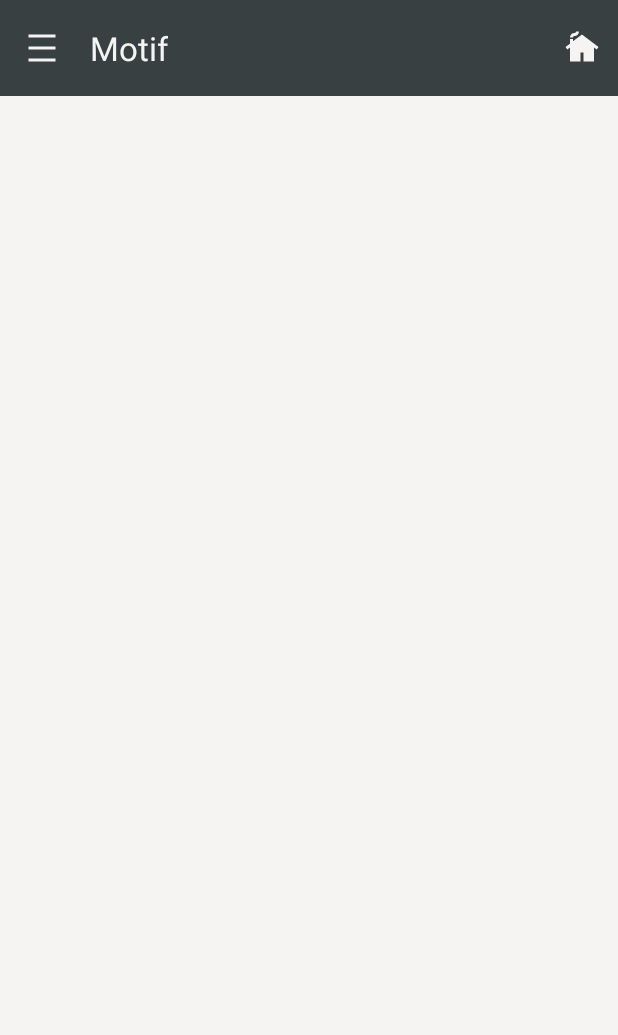
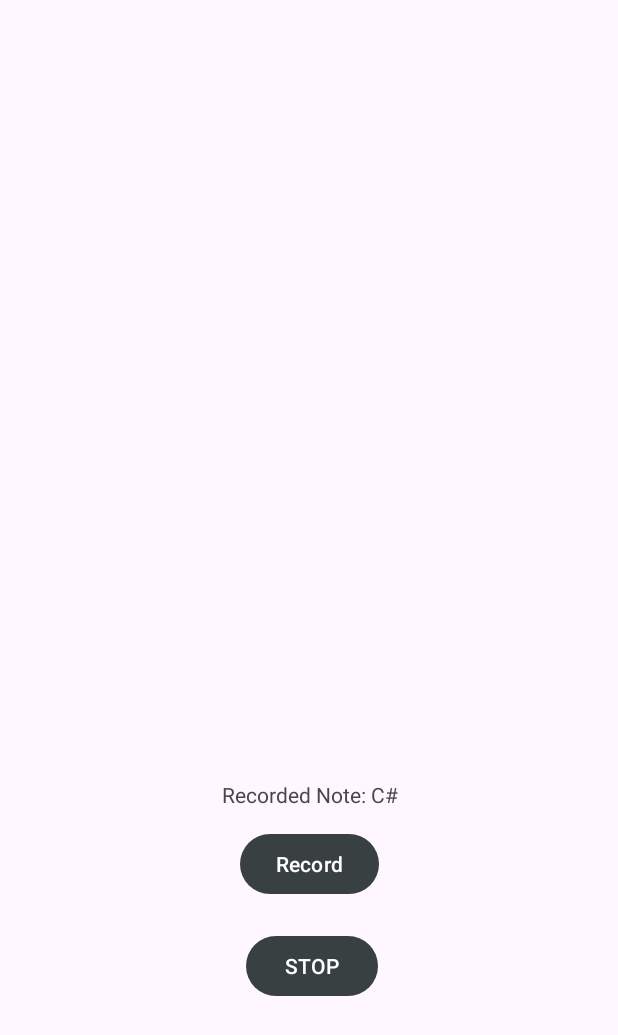
Before and after one commit to CecilioN7/Motif, an Android app: the Dashboard screen opened directly, with no data from a screen before it, in the side drawer, after a tap on "Transpose", on a phone screen of 412 x 824 dp. Shown: the top 1035 px of the screen. Run offline under Robolectric (Android 15) with nearby library versions, the phone set to English and light mode, and no system bars; Roboto replaces fonts that are not available here.

Commit message:
Added transpose page. Set up permissions for mic and file access. Sets up record and stop record mic buttons.

```diff
--- a/app/src/main/java/com/example/motif/Dashboard.java
+++ b/app/src/main/java/com/example/motif/Dashboard.java
@@ -7,6 +7,7 @@ import androidx.appcompat.widget.Toolbar;
 import androidx.core.view.GravityCompat;
 import androidx.drawerlayout.widget.DrawerLayout;
 
+import android.content.Intent;
 import android.os.Bundle;
 import android.view.MenuItem;
 import android.widget.FrameLayout;
@@ -58,8 +59,10 @@ public class Dashboard extends AppCompatActivity {
                     Toast.makeText(Dashboard.this, "Logout", Toast.LENGTH_SHORT).show();
                     drawerLayout.closeDrawer(GravityCompat.START);
                 }else if (menuItem.getItemId()==R.id.transpose) {
-                    Toast.makeText(Dashboard.this, "Transpose", Toast.LENGTH_SHORT).show();
-                    drawerLayout.closeDrawer(GravityCompat.START);
+                    Intent intent = new Intent(Dashboard.this, TransposeActivity.class);
+                    startActivity(intent);
+                    //Toast.makeText(Dashboard.this, "Transpose", Toast.LENGTH_SHORT).show();
+                    //drawerLayout.closeDrawer(GravityCompat.START);
                 }else if (menuItem.getItemId()==R.id.settings) {
                     Toast.makeText(Dashboard.this, "Settings", Toast.LENGTH_SHORT).show();
                     drawerLayout.closeDrawer(GravityCompat.START);
--- /dev/null
+++ b/app/src/main/java/com/example/motif/TransposeActivity.java
@@ -0,0 +1,110 @@
+package com.example.motif;
+
+import android.Manifest;
+import android.content.pm.PackageManager;
+import android.media.MediaPlayer;
+import android.media.MediaRecorder;
+import android.os.Bundle;
+import android.os.Environment;
+import android.view.View;
+import android.widget.Button;
+import android.widget.TextView;
+import android.widget.Toast;
+
+import androidx.appcompat.app.AppCompatActivity;
+import androidx.core.app.ActivityCompat;
+import androidx.core.content.ContextCompat;
+
+import java.io.IOException;
+import java.util.Random;
+
+public class TransposeActivity extends AppCompatActivity {
+
+    Button buttonStart, buttonStop;
+    TextView recordedNoteTextView; // Add reference to the TextView
+    String AudioSavePathInDevice = null;
+    MediaRecorder mediaRecorder;
+    Random random;
+    String RandomAudioFileName = "ABCDEFGHIJKLMNOP";
+    public static final int RequestPermissionCode = 1;
+    MediaPlayer mediaPlayer;
+
+    @Override
+    protected void onCreate(Bundle savedInstanceState) {
+        super.onCreate(savedInstanceState);
+        setContentView(R.layout.activity_transpose);
+
+        buttonStart = findViewById(R.id.RecordButton);
+        buttonStop = findViewById(R.id.StopButton);
+        recordedNoteTextView = findViewById(R.id.NoteTextView);
+
+        buttonStart.setOnClickListener(new View.OnClickListener() {
+            @Override
+            public void onClick(View v) {
+                if (ContextCompat.checkSelfPermission(TransposeActivity.this, Manifest.permission.RECORD_AUDIO) != PackageManager.PERMISSION_GRANTED ||
+                        ContextCompat.checkSelfPermission(TransposeActivity.this, Manifest.permission.WRITE_EXTERNAL_STORAGE) != PackageManager.PERMISSION_GRANTED) {
+                    ActivityCompat.requestPermissions(TransposeActivity.this, new String[]{Manifest.permission.RECORD_AUDIO, Manifest.permission.WRITE_EXTERNAL_STORAGE}, RequestPermissionCode);
+                } else {
+                    // if permission allowed, call the recording function
+                    micRecording();
+                }
+            }
+        });
+        //function for stopping the microphone recording
+        buttonStop.setOnClickListener(new View.OnClickListener() {
+            @Override
+            public void onClick(View v) {
+                //stop the recording
+                Toast.makeText(TransposeActivity.this, "Stop Recording", Toast.LENGTH_SHORT).show();
+            }
+        });
+
+        //set text to display current note
+        String recordedNote = "C#"; //placeholder
+        recordedNoteTextView.setText("Recorded Note: " + recordedNote);
+    }
+
+
+
+    // Microphone recording function
+    private void micRecording() {
+        mediaRecorder = new MediaRecorder();
+        mediaRecorder.setAudioSource(MediaRecorder.AudioSource.MIC);
+         mediaRecorder.setOutputFormat(MediaRecorder.OutputFormat.MPEG_4);
+         mediaRecorder.setAudioEncoder(MediaRecorder.AudioEncoder.AAC);
+       // mediaRecorder.setOutputFormat(MediaRecorder.OutputFormat.THREE_GPP);
+       // mediaRecorder.setAudioEncoder(MediaRecorder.AudioEncoder.AMR_NB);
+
+        // if we are just analyzing audio data in real time, we dont need an output file. set to null
+        mediaRecorder.setOutputFile("/dev/null");
+
+        try {
+            mediaRecorder.prepare();
+            mediaRecorder.start();
+            Toast.makeText(TransposeActivity.this, "recording started", Toast.LENGTH_SHORT).show();
+        } catch (IOException e) {
+            e.printStackTrace();
+            Toast.makeText(TransposeActivity.this, "recording failed: " + e.getMessage(), Toast.LENGTH_SHORT).show();
+        } catch (RuntimeException e) {
+            e.printStackTrace();
+            Toast.makeText(TransposeActivity.this, "recording failed: " + e.getMessage(), Toast.LENGTH_SHORT).show();
+        }
+    }
+
+    // permission handler
+    @Override
+    public void onRequestPermissionsResult(int requestCode, String[] permissions, int[] grantResults) {
+        super.onRequestPermissionsResult(requestCode, permissions, grantResults);
+
+        if (requestCode == RequestPermissionCode) {
+            if (grantResults.length > 0 && grantResults[0] == PackageManager.PERMISSION_GRANTED &&
+                    grantResults.length > 1 && grantResults[1] == PackageManager.PERMISSION_GRANTED) {
+                // Permission granted
+                micRecording();
+            } else {
+                // Permission denied
+                Toast.makeText(this, "Permission denied.", Toast.LENGTH_SHORT).show();
+            }
+        }
+    }
+}
--- /dev/null
+++ b/app/src/main/res/layout/activity_transpose.xml
@@ -0,0 +1,54 @@
+<?xml version="1.0" encoding="utf-8"?>
+<androidx.constraintlayout.widget.ConstraintLayout xmlns:android="http://schemas.android.com/apk/res/android"
+    xmlns:app="http://schemas.android.com/apk/res-auto"
+    xmlns:tools="http://schemas.android.com/tools"
+    android:layout_width="match_parent"
+    android:layout_height="match_parent"
+    android:paddingBottom="@dimen/activity_vertical_margin"
+    android:paddingLeft="@dimen/activity_horizontal_margin"
+    android:paddingRight="@dimen/activity_horizontal_margin"
+    android:paddingTop="@dimen/activity_vertical_margin">
+
+    <ImageView
+        android:id="@+id/imageView"
+        android:layout_width="wrap_content"
+        android:layout_height="wrap_content"
+        android:layout_centerHorizontal="true"
+        android:layout_marginTop="16dp"
+        android:src="@drawable/abc"
+        app:layout_constraintTop_toTopOf="parent" />
+
+    <Button
+        android:id="@+id/RecordButton"
+        android:layout_width="wrap_content"
+        android:layout_height="wrap_content"
+        android:layout_marginStart="16dp"
+        android:layout_marginTop="536dp"
+        android:layout_marginEnd="16dp"
+        android:text="Record"
+        app:layout_constraintEnd_toEndOf="parent"
+        app:layout_constraintStart_toStartOf="parent"
+        app:layout_constraintTop_toBottomOf="@+id/imageView" />
+
+    <Button
+        android:id="@+id/StopButton"
+        android:layout_width="wrap_content"
+        android:layout_height="wrap_content"
+        android:layout_marginStart="164dp"
+        android:layout_marginTop="20dp"
+        android:text="STOP"
+
+        app:layout_constraintStart_toStartOf="parent"
+        app:layout_constraintTop_toBottomOf="@+id/RecordButton" />
+
+    <TextView
+        android:id="@+id/NoteTextView"
+        android:layout_width="wrap_content"
+        android:layout_height="wrap_content"
+        android:text="Recorded Note: "
+        app:layout_constraintEnd_toEndOf="@id/RecordButton"
+        app:layout_constraintStart_toStartOf="@id/RecordButton"
+        app:layout_constraintTop_toTopOf="@id/RecordButton"
+        android:layout_marginTop="-32dp"/>
+
+</androidx.constraintlayout.widget.ConstraintLayout>
--- /dev/null
+++ b/app/src/main/res/values/dimens.xml
@@ -0,0 +1,5 @@
+<?xml version="1.0" encoding="utf-8"?>
+<resources>
+    <dimen name="activity_vertical_margin" />
+    <dimen name="activity_horizontal_margin" />
+</resources>
--- /dev/null
+++ b/app/src/main/res/values/refs.xml
@@ -0,0 +1,4 @@
+<?xml version="1.0" encoding="utf-8"?>
+<resources>
+    <drawable name="abc" />
+</resources>
--- a/app/src/main/res/values/strings.xml
+++ b/app/src/main/res/values/strings.xml
@@ -9,4 +9,7 @@
     <string name="transpose">Transpose</string>
     <string name="drawer_close">Close Drawer</string>
     <string name="drawer_open">Open Drawer</string>
+    <string name="button">Button</string>
+    <string name="detected_music_notes">Detected Music Notes:</string>
+    <string name="play">Play</string>
 </resources>
```
Also changed, not shown: app/src/main/AndroidManifest.xml (+10 -0 lines).
